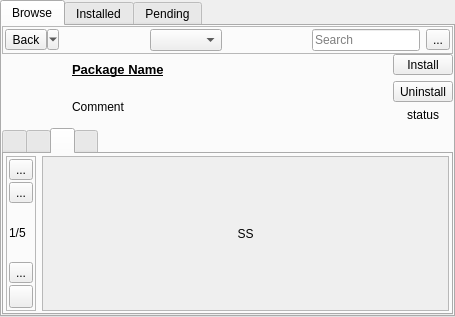
Before: the Qt Designer form src-qt5/gui_client/pages/page_pkg.ui in trueos/sysadm-ui-qt, drawn with Qt 5.
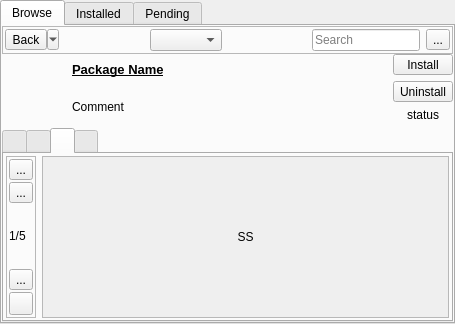
After: the same form once the commit is applied. The open tabs and pages were chosen to show the change. Icons and pictures are not drawn.

Commit message: Change the word "selected" to "Checked" on the installed page of the AppCafe within a bunch of tooltips and status tips.

```diff
--- a/src-qt5/gui_client/pages/page_pkg.ui
+++ b/src-qt5/gui_client/pages/page_pkg.ui
@@ -7,7 +7,7 @@
     <x>0</x>
     <y>0</y>
     <width>455</width>
-    <height>317</height>
+    <height>324</height>
    </rect>
   </property>
   <property name="windowTitle">
@@ -872,8 +872,8 @@
                    <rect>
                     <x>0</x>
                     <y>0</y>
-                    <width>378</width>
-                    <height>158</height>
+                    <width>98</width>
+                    <height>35</height>
                    </rect>
                   </property>
                   <layout class="QVBoxLayout" name="verticalLayout_14">
```
Left out of the diff: 24 changed lines with no effect on the pictures.
